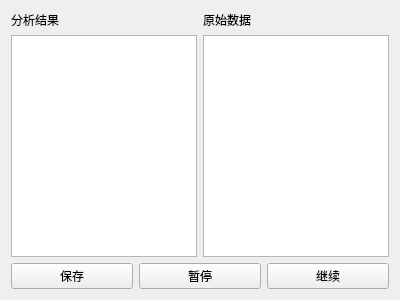
Above: gui/layout/result_display.ui from Red-yin/log_debug_tool before the change. Below: the same form after it.
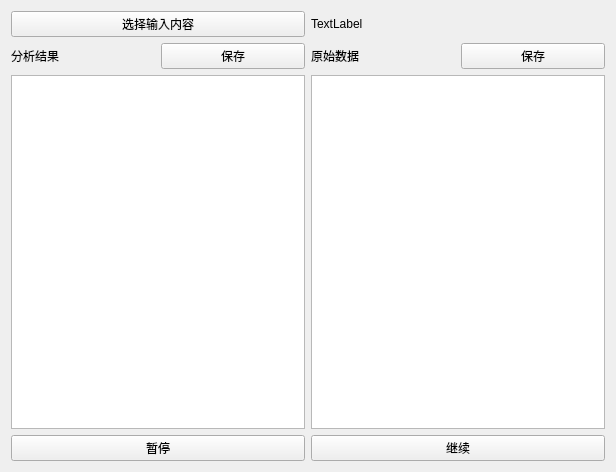
That is the form after the change.

The edit to the form file:
```diff
--- a/gui/layout/result_display.ui
+++ b/gui/layout/result_display.ui
@@ -6,8 +6,8 @@
    <rect>
     <x>0</x>
     <y>0</y>
-    <width>400</width>
-    <height>300</height>
+    <width>616</width>
+    <height>472</height>
    </rect>
   </property>
   <property name="windowTitle">
@@ -15,10 +15,30 @@
   </property>
   <layout class="QVBoxLayout" name="verticalLayout_3">
    <item>
-    <layout class="QHBoxLayout" name="horizontalLayout_2">
+    <layout class="QHBoxLayout" name="horizontalLayout_4">
+     <item>
+      <widget class="QPushButton" name="pushButton_5">
+       <property name="text">
+        <string>选择输入内容</string>
+       </property>
+      </widget>
+     </item>
+     <item>
+      <widget class="QLabel" name="label_3">
+       <property name="text">
+        <string>TextLabel</string>
+       </property>
+      </widget>
+     </item>
+    </layout>
+   </item>
+   <item>
+    <layout class="QHBoxLayout" name="horizontalLayout_5">
      <item>
       <layout class="QVBoxLayout" name="verticalLayout">
        <item>
+        <layout class="QHBoxLayout" name="horizontalLayout_2">
+         <item>
         <widget class="QLabel" name="label">
          <property name="text">
           <string>分析结果</string>
@@ -26,6 +46,15 @@
         </widget>
        </item>
        <item>
+          <widget class="QPushButton" name="pushButton_3">
+           <property name="text">
+            <string>保存</string>
+           </property>
+          </widget>
+         </item>
+        </layout>
+       </item>
+       <item>
         <widget class="QTextBrowser" name="textBrowser"/>
        </item>
       </layout>
@@ -33,6 +62,8 @@
      <item>
       <layout class="QVBoxLayout" name="verticalLayout_2">
        <item>
+        <layout class="QHBoxLayout" name="horizontalLayout_3">
+         <item>
         <widget class="QLabel" name="label_2">
          <property name="text">
           <string>原始数据</string>
@@ -40,6 +71,15 @@
         </widget>
        </item>
        <item>
+          <widget class="QPushButton" name="pushButton_4">
+           <property name="text">
+            <string>保存</string>
+           </property>
+          </widget>
+         </item>
+        </layout>
+       </item>
+       <item>
         <widget class="QTextBrowser" name="textBrowser_2"/>
        </item>
       </layout>
@@ -48,13 +88,6 @@
    </item>
    <item>
     <layout class="QHBoxLayout" name="horizontalLayout">
-     <item>
-      <widget class="QPushButton" name="pushButton_3">
-       <property name="text">
-        <string>保存</string>
-       </property>
-      </widget>
-     </item>
      <item>
       <widget class="QPushButton" name="pushButton">
        <property name="text">
```
Lines whose indentation alone changed are shown as unchanged.
